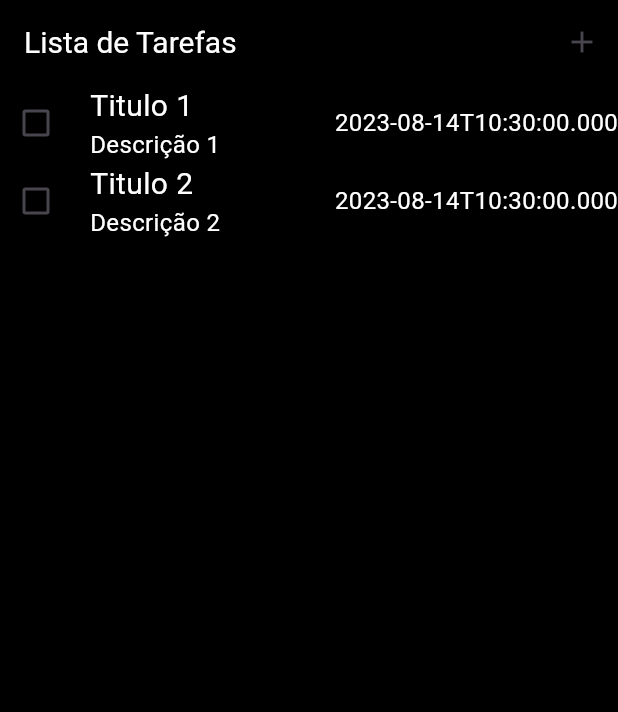
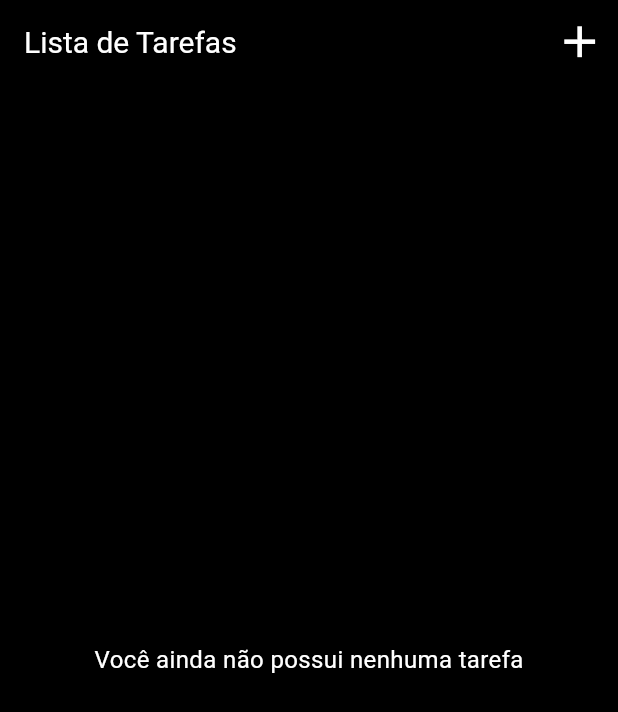
Before and after one commit to lucasfariasm/todo_list_provider, a Flutter app: the screen it shows after launch, on a phone screen of 412 x 824 dp. Shown: the top 712 px of the screen. Run offline on Flutter 3.47's test engine with Material 2 defaults, Android fonts, the phone set to English and light mode, and no system bars; our stand-ins replace flutter_secure_storage.

Commit message:
add icon function add task, loadings etc

```diff
--- a/lib/features/todos/screens/todos_screen.dart
+++ b/lib/features/todos/screens/todos_screen.dart
@@ -3,14 +3,13 @@ import 'package:provider/provider.dart';
 import 'package:todo_list_provider/features/todos/controllers/todos_controller.dart';
 
 import '../../../shared/models/todo_model.dart';
+import '../../../shared/widgets/texts/text_widget.dart';
+import '../../add_todo/screens/add_todo_screen.dart';
+import '../widgets/add_todo_icon_widget.dart';
+import '../widgets/loading_error_widget.dart';
 import '../widgets/todo_checkbox_widget.dart';
 import '../widgets/todo_date_widget.dart';
 import '../widgets/todo_title_and_description_widget.dart';
-
-final List<TodoModel> todos = [
-  TodoModel(title: 'Titulo 1', description: 'Descrição 1'),
-  TodoModel(title: 'Titulo 2', description: 'Descrição 2'),
-];
 
 class TodosScreen extends StatefulWidget {
   const TodosScreen({super.key});
@@ -52,22 +51,41 @@ class _TodosScreenState extends State<TodosScreen> {
     });
   }
 
+  void _goToAddTodoScreen() {
+    Navigator.of(context).push(
+      MaterialPageRoute(
+        builder: (_) => const AddTodoScreen(),
+      ),
+    );
+  }
+
   @override
   Widget build(BuildContext context) {
+    final todosController = context.watch<TodosController>();
+
     return Scaffold(
       appBar: AppBar(
         title: const Text('Lista de Tarefas'),
         actions: [
-          IconButton(
-            onPressed: () {},
-            icon: const Icon(Icons.add),
+          AddTodoIconWidget(
+            goToAddTodoScreen: _goToAddTodoScreen,
           ),
         ],
       ),
-      body: ListView.builder(
-        itemCount: todos.length,
+      body: isLoading || error != null
+          ? LoadingErrorWidget(
+              isLoading: isLoading,
+              error: error,
+              loadTodosAndDoneTodos: loadTodosAndDoneTodos,
+            )
+          : todosController.todos.isEmpty
+              ? const Center(
+                  child: TextWidget('Você ainda não possui nenhuma tarefa'),
+                )
+              : ListView.builder(
+                  itemCount: todosController.todos.length,
                   itemBuilder: (_, int index) {
-          final TodoModel todo = todos[index];
+                    final TodoModel todo = todosController.todos[index];
                     return Row(
                       children: [
                         TodoCheckboxWidget(todo),
--- /dev/null
+++ b/lib/features/todos/widgets/add_todo_icon_widget.dart
@@ -0,0 +1,22 @@
+// ignore_for_file: public_member_api_docs, sort_constructors_first
+import 'package:flutter/material.dart';
+
+class AddTodoIconWidget extends StatelessWidget {
+  final void Function() goToAddTodoScreen;
+  const AddTodoIconWidget({
+    Key? key,
+    required this.goToAddTodoScreen,
+  }) : super(key: key);
+
+  @override
+  Widget build(BuildContext context) {
+    return IconButton(
+      onPressed: goToAddTodoScreen,
+      icon: const Icon(
+        Icons.add,
+        color: Colors.white,
+        size: 35,
+      ),
+    );
+  }
+}
```
Also changed, not shown: lib/features/add_todo/screens/add_todo_screen.dart (added, +10 -0 lines), lib/features/todos/widgets/loading_error_widget.dart (added, +40 -0 lines). Lines whose indentation alone changed are shown as unchanged.
